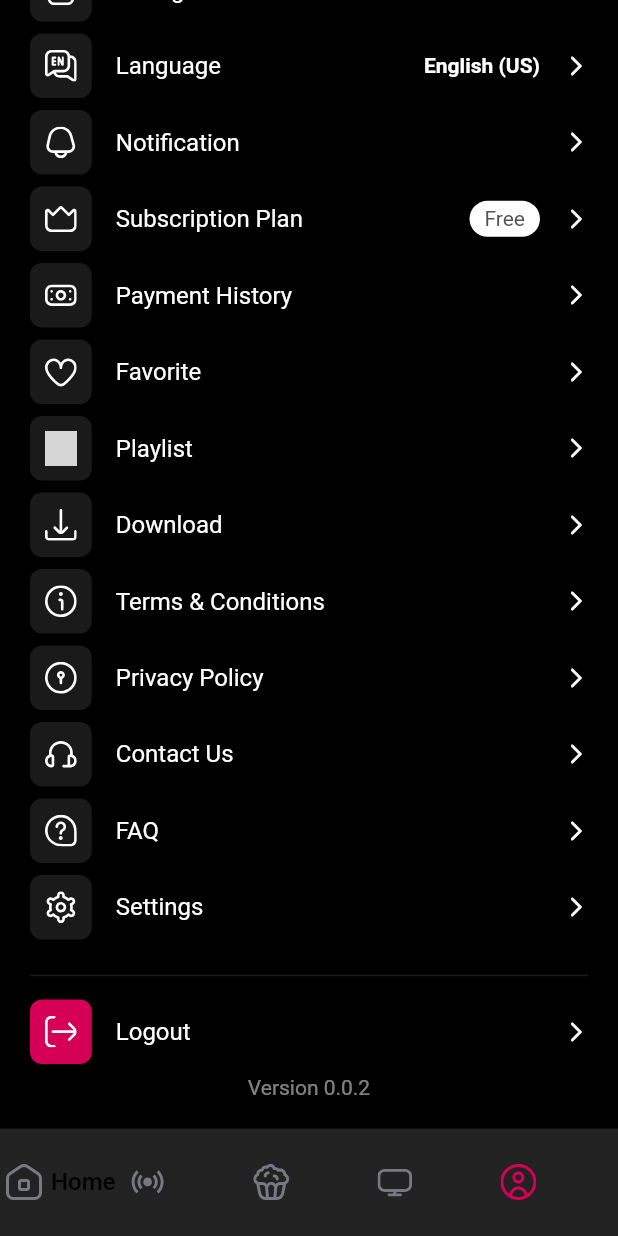
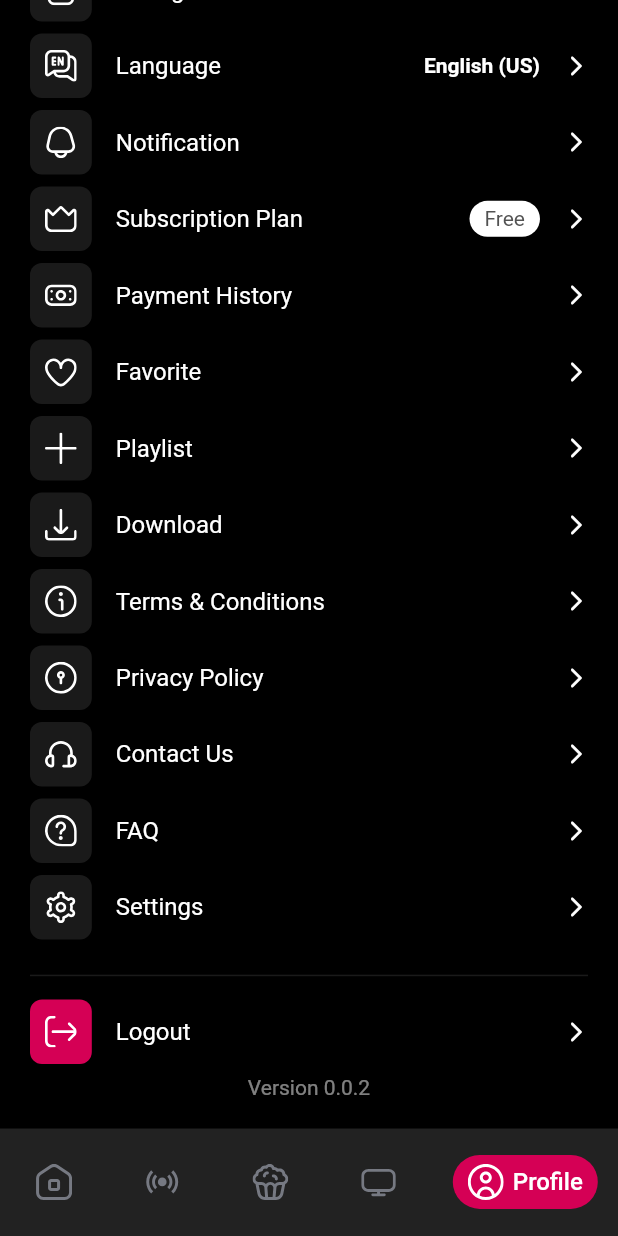
Before and after one commit to wahabrej/jomlye, a Flutter app: the ProfileScreen screen opened by its route, scrolled down 428 dp, on a phone screen of 412 x 824 dp. Run offline on Flutter 3.47's test engine with Material 3 defaults, Android fonts, the light colour scheme and no system bars; our stand-ins replace carousel_slider, dio, flutter_dotenv, flutter_screenutil, flutter_svg, flutter_xlider and 5 more; accounts and stored records are empty; network calls fail; project files that could hold a hidden picture were left out; grey boxes are pictures that could not be loaded.

Commit message:
bottom nav bar design properly

```diff
--- a/lib/screens/home/home_screen.dart
+++ b/lib/screens/home/home_screen.dart
@@ -441,11 +441,12 @@ class HomeScreen extends StatelessWidget {
         ),
           bottomNavigationBar: CustomBottomNavBar(
             width: width,
-            isFirstButtonClicked: true,
-            isSecondButtonClicked: false,
-            isThirdButtonClicked: false,
-            isFourthButtonClicked: false,
-            isFifthButtonClicked: false,
+            selectedIndex: 0,
+            // isFirstButtonClicked: true,
+            // isSecondButtonClicked: false,
+            // isThirdButtonClicked: false,
+            // isFourthButtonClicked: false,
+            // isFifthButtonClicked: false,
           ),
       ),
     );
--- a/lib/screens/profile/profile_screen.dart
+++ b/lib/screens/profile/profile_screen.dart
@@ -165,7 +165,7 @@ class ProfileScreen extends StatelessWidget {
                   kH6sizedBox,
                   Text("info@spagreen.net",style: regular14TextStyle(cWhiteColor.withOpacity(0.5)),),
                   kH30sizedBox,
-                  ProfileCommonWidget(image: kiUser2,title: ksEditProfile.tr,),
+                  ProfileCommonWidget(image: kiUser2,title: ksEditProfile.tr,onPressed: (){Get.toNamed(krEditProfileScreen);},),
                   kH8sizedBox,
                   ProfileCommonWidget(image: kiLock,title: ksChangePassword.tr,),
                   kH8sizedBox,
@@ -209,11 +209,12 @@ class ProfileScreen extends StatelessWidget {
       ),
         bottomNavigationBar: CustomBottomNavBar(
             width: width,
-            isFirstButtonClicked: false,
-            isSecondButtonClicked: false,
-            isThirdButtonClicked: false,
-            isFourthButtonClicked: false,
-            isFifthButtonClicked: true,
+            selectedIndex: 4,
+            // isFirstButtonClicked: false,
+            // isSecondButtonClicked: false,
+            // isThirdButtonClicked: false,
+            // isFourthButtonClicked: false,
+            // isFifthButtonClicked: true,
           ),
     );
   }
--- a/lib/widgets/common/common_bottom_nav_bar.dart
+++ b/lib/widgets/common/common_bottom_nav_bar.dart
@@ -2,225 +2,129 @@ import 'package:vidflix_flutter_app/utils/constants/images.dart';
 import 'package:vidflix_flutter_app/utils/constants/imports.dart';
 
 class CustomBottomNavBar extends StatelessWidget {
+  final int selectedIndex;
+  final double width;
+
   const CustomBottomNavBar({
     super.key,
-    required bool isFirstButtonClicked,
-    required bool isSecondButtonClicked,
-    required bool isThirdButtonClicked,
-    required bool isFourthButtonClicked,
-    required bool isFifthButtonClicked,
-    required double width,
-  })  : _isFirstButtonClicked = isFirstButtonClicked,
-        _isSecondButtonClicked = isSecondButtonClicked,
-        _isThirdButtonClicked = isThirdButtonClicked,
-        _isFourthButtonClicked = isFourthButtonClicked,
-        _isFifthButtonClicked = isFifthButtonClicked,
-        _width = width;
-
-  final bool _isFirstButtonClicked;
-  final bool _isSecondButtonClicked;
-  final bool _isThirdButtonClicked;
-  final bool _isFourthButtonClicked;
-  final bool _isFifthButtonClicked;
-  final double _width;
+    required this.selectedIndex,
+    required this.width,
+  });
 
   @override
   Widget build(BuildContext context) {
     return Container(
       color: cBlackColor2,
       height: kBottomNavHeight.h,
-      child: Column(  //* Obx(() =>
+      child: Column(
         children: [
-                // const Divider(
-                //   height: .5,
-                //   thickness: .5,
-                //   color: cLineColor,
-                // ),
           Row(
             mainAxisAlignment: MainAxisAlignment.spaceAround,
             children: [
-          //* Home
               _BottomNavbarItem(
-            width: _width,
-            isClicked: _isFirstButtonClicked,
+                width: width,
+                isSelected: selectedIndex == 0,
                 title: ksHome.tr,
-            onPressed: () {
-              Get.offAllNamed(krHomeScreen);
-            },
+                onPressed: () => Get.offAllNamed(krHomeScreen),
                 image: kiHome,
               ),
-          // const SizedBox(
-          //   height: 48,
-          //   child: VerticalDivider(
-          //     thickness: 1,
-          //     color: cDividerColor,
-          //     width: 1,
-          //   ),
-          // ),
-          //* Live Stream
               _BottomNavbarItem(
-            width: _width,
-            isClicked: _isSecondButtonClicked,
-            title: "",
-            onPressed: () async{
-        // Get.offAllNamed(krProfileScreen);
-        // await Get.find<ProfileController>().getProfile();
+                width: width,
+                isSelected: selectedIndex == 1,
+                title: "Live",
+                onPressed: () async {
+                  // Navigate to live stream
                 },
                 image: kiLiveStream,
               ),
-        //* Popcorn
               _BottomNavbarItem(
-            width: _width,
-            isClicked: _isThirdButtonClicked,
-            title: "",
-            onPressed: () async{
-        // Get.offAllNamed(krProfileScreen);
-        // await Get.find<ProfileController>().getProfile();
+                width: width,
+                isSelected: selectedIndex == 2,
+                title: "Food",
+                onPressed: () async {
+                  // Navigate to popcorn section
                 },
                 image: kiPopcorn,
               ),
-        //* Tv Screen
               _BottomNavbarItem(
-            width: _width,
-            isClicked: _isFourthButtonClicked,
-            title: "",
-            onPressed: () async{
-        // Get.offAllNamed(krProfileScreen);
-        // await Get.find<ProfileController>().getProfile();
+                width: width,
+                isSelected: selectedIndex == 3,
+                title: "TV",
+                onPressed: () async {
+                  // Navigate to TV screen
                 },
                 image: kiTvScreen,
               ),
-        //* Profile
               _BottomNavbarItem(
-            width: _width,
-            isClicked: _isFifthButtonClicked,
-            title: "",
-            onPressed: () async{
-           Get.toNamed(krProfileScreen);
-        // await Get.find<ProfileController>().getProfile();
-      },
+                width: width,
+                isSelected: selectedIndex == 4,
+                title: "Profile",
+                onPressed: () => Get.toNamed(krProfileScreen),
                 image: kiProfile,
               ),
             ],
           ),
         ],
       ),
-      // ),
     );
   }
 }
 
 class _BottomNavbarItem extends StatelessWidget {
+  final double width;
+  final bool isSelected;
+  final String title;
+  final String? image;
+  final VoidCallback? onPressed;
+
   const _BottomNavbarItem({
     super.key,
     required this.width,
-    required this.isClicked,
+    required this.isSelected,
     required this.title,
     required this.image,
     required this.onPressed,
   });
 
-  final double width;
-  final bool isClicked;
-  final String title;
-  final String? image;
-  final VoidCallback? onPressed;
-
   @override
   Widget build(BuildContext context) {
     return SizedBox(
       height: kBottomNavHeight.h - .5,
-      width: width * .2,
+      width: isSelected ? width * .3 : width * .175,
       child: TextButton(
         style: kTextButtonStyle,
         onPressed: onPressed,
-        child: Column(
-          mainAxisAlignment: MainAxisAlignment.center,
+        child: isSelected
+            ? Container(
+                padding: EdgeInsets.symmetric(horizontal: 10, vertical: 6),
+                decoration: BoxDecoration(
+                  color: cPrimaryColor2,
+                  borderRadius: BorderRadius.circular(20),
+                ),
+                child: Row(
+                  mainAxisSize: MainAxisSize.min,
                   children: [
-            Padding(
-              padding: const EdgeInsets.only(left: k4Padding),
-              child: Row(
-                children: [
-                  SvgPicture.asset(image.toString(),height: isDeviceScreenLarge() ? 24 : 20,width: isDeviceScreenLarge() ? 24 : 20,color: isClicked ? cPrimaryColor2 : cIconColor,),
-                 kW6sizedBox,
+                    SvgPicture.asset(
+                      image.toString(),
+                      height: isDeviceScreenLarge() ? 24 : 20,
+                      width: isDeviceScreenLarge() ? 24 : 20,
+                      color: cWhiteColor,
+                    ),
+                    SizedBox(width: 6),
                     Text(
                       title,
-                  overflow: TextOverflow.ellipsis,
-                  style: medium16TextStyle(isClicked ? cWhiteColor : cBlackColor),
+                      style: medium16TextStyle(cWhiteColor),
                     ),
                   ],
                 ),
-            ),
-            // Padding(
-            //   padding: const EdgeInsets.only(top: 3.0),
-            //   child: Text(
-            //     title,
-            //     overflow: TextOverflow.ellipsis,
-            //     style: medium16TextStyle(isClicked ? cWhiteColor : cBlackColor),
-            //   ),
-            // ),
-          ],
+              )
+            : SvgPicture.asset(
+                image.toString(),
+                height: isDeviceScreenLarge() ? 24 : 20,
+                width: isDeviceScreenLarge() ? 24 : 20,
+                color: cIconColor,
               ),
       ),
     );
   }
 }
-
-// class _BottomNavbarItem extends StatelessWidget {
-//   const _BottomNavbarItem({
-//     super.key,
-//     required this.width,
-//     required this.isClicked,
-//     required this.title,
-//     required this.image,
-//     required this.onPressed,
-//   });
-
-//   final double width;
-//   final bool isClicked;
-//   final String title;
-//   final String? image;
-//   final VoidCallback? onPressed;
-
-//   @override
-//   Widget build(BuildContext context) {
-//     return SizedBox(
-//       height: kBottomNavHeight.h - .5,
-//       width: width * .2,
-//       child: TextButton(
-//         style: kTextButtonStyle,
-//         onPressed: onPressed,
-//         child: Column(
-//           mainAxisAlignment: MainAxisAlignment.center,
-//           children: [
-//             Stack(
-//               children: [
-//                 SvgPicture.asset(image.toString(),height: isDeviceScreenLarge() ? 24 : 20,width: isDeviceScreenLarge() ? 24 : 20,color: isClicked ? cPrimaryColor2 : cIconColor,),
-//                 Visibility(
-//                   visible: false,
-//                   child: Positioned(
-//                     right: 2,
-//                     top: 0,
-//                     child: Container(
-//                       height: 6,
-//                       width: 6,
-//                       decoration: BoxDecoration(borderRadius: BorderRadius.circular(50), color: cPrimaryColor),
-//                     ),
-//                   ),
-//                 ),
-//               ],
-//             ),
-//             Padding(
-//               padding: const EdgeInsets.only(top: 3.0),
-//               child: Text(
-//                 title,
-//                 overflow: TextOverflow.ellipsis,
-//                 style: medium16TextStyle(isClicked ? cWhiteColor : cBlackColor),
-//               ),
-//             ),
-//           ],
-//         ),
-//       ),
-//     );
-//   }
-// }
```
Also changed, not shown: assets/svgs/profile/add.svg (renamed from assets/svgs/profile/plus.svg). Lines whose indentation alone changed are shown as unchanged.
